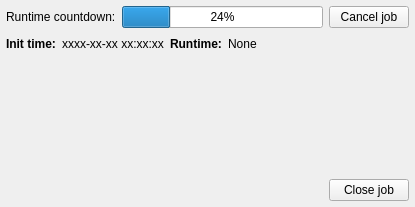
First picture: the form in gui/jobTemplate.ui, repository jozef-p021/AbsCor, before the edit.
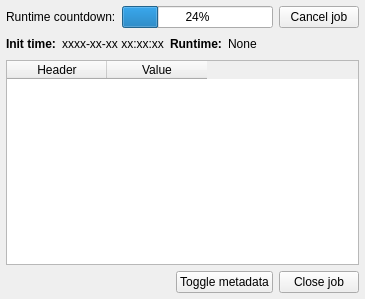
Second picture: the form after the edit. Icons and pictures are not drawn.

The edit to the form file:
```diff
--- a/gui/jobTemplate.ui
+++ b/gui/jobTemplate.ui
@@ -6,8 +6,8 @@
    <rect>
     <x>0</x>
     <y>0</y>
-    <width>415</width>
-    <height>207</height>
+    <width>365</width>
+    <height>299</height>
    </rect>
   </property>
   <property name="sizePolicy">
@@ -23,8 +23,8 @@
    <property name="margin">
     <number>6</number>
    </property>
-   <item row="3" column="1">
-    <widget class="QPushButton" name="pushButton">
+   <item row="3" column="2">
+    <widget class="QPushButton" name="closeJobButton">
      <property name="toolTip">
       <string>Close job tab</string>
      </property>
@@ -50,7 +50,7 @@
      </property>
     </spacer>
    </item>
-   <item row="2" column="0" colspan="2">
+   <item row="2" column="0" colspan="3">
     <widget class="QFrame" name="jobPlotFrame">
      <property name="sizePolicy">
       <sizepolicy hsizetype="Preferred" vsizetype="MinimumExpanding">
@@ -71,10 +71,36 @@
       <property name="spacing">
        <number>0</number>
       </property>
+      <item row="0" column="0">
+       <widget class="QTableWidget" name="headerTableWidget">
+        <property name="sizePolicy">
+         <sizepolicy hsizetype="Maximum" vsizetype="Expanding">
+          <horstretch>0</horstretch>
+          <verstretch>0</verstretch>
+         </sizepolicy>
+        </property>
+        <property name="maximumSize">
+         <size>
+          <width>400</width>
+          <height>16777215</height>
+         </size>
+        </property>
+        <column>
+         <property name="text">
+          <string>Header</string>
+         </property>
+        </column>
+        <column>
+         <property name="text">
+          <string>Value</string>
+         </property>
+        </column>
+       </widget>
+      </item>
      </layout>
     </widget>
    </item>
-   <item row="0" column="0" colspan="2">
+   <item row="0" column="0" colspan="3">
     <widget class="QWidget" name="jobProgressWidget" native="true">
      <property name="sizePolicy">
       <sizepolicy hsizetype="Preferred" vsizetype="Minimum">
@@ -117,7 +143,7 @@
      </layout>
     </widget>
    </item>
-   <item row="1" column="0" colspan="2">
+   <item row="1" column="0" colspan="3">
     <widget class="QWidget" name="runtimeWidget" native="true">
      <layout class="QHBoxLayout" name="horizontalLayout_2">
       <property name="margin">
@@ -170,7 +196,7 @@
         </property>
         <property name="sizeHint" stdset="0">
          <size>
-          <width>87</width>
+          <width>37</width>
           <height>20</height>
          </size>
         </property>
@@ -179,6 +205,23 @@
      </layout>
     </widget>
    </item>
+   <item row="3" column="1">
+    <widget class="QPushButton" name="toggleMetadataButton">
+     <property name="text">
+      <string>Toggle metadata</string>
+     </property>
+     <property name="icon">
+      <iconset resource="../resources/resources.qrc">
+       <normaloff>:/icons/expert_mode.png</normaloff>:/icons/expert_mode.png</iconset>
+     </property>
+     <property name="checkable">
+      <bool>true</bool>
+     </property>
+     <property name="checked">
+      <bool>false</bool>
+     </property>
+    </widget>
+   </item>
   </layout>
  </widget>
  <resources>
```
Left out of the diff: 24 changed lines with no effect on the pictures.
